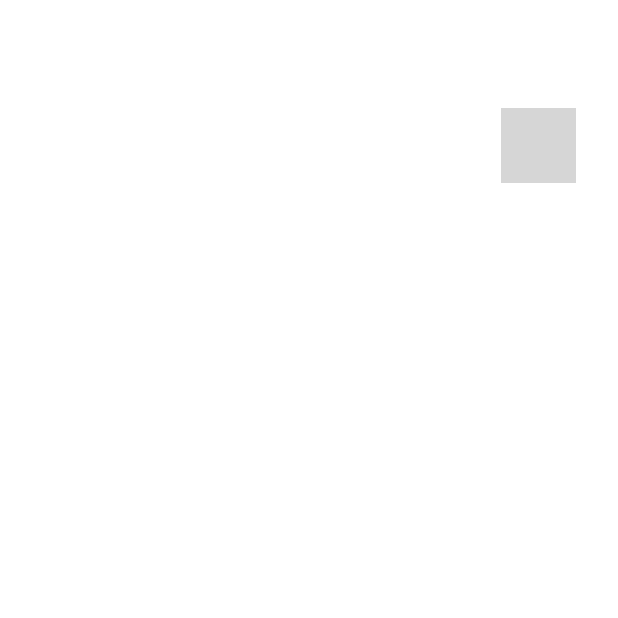
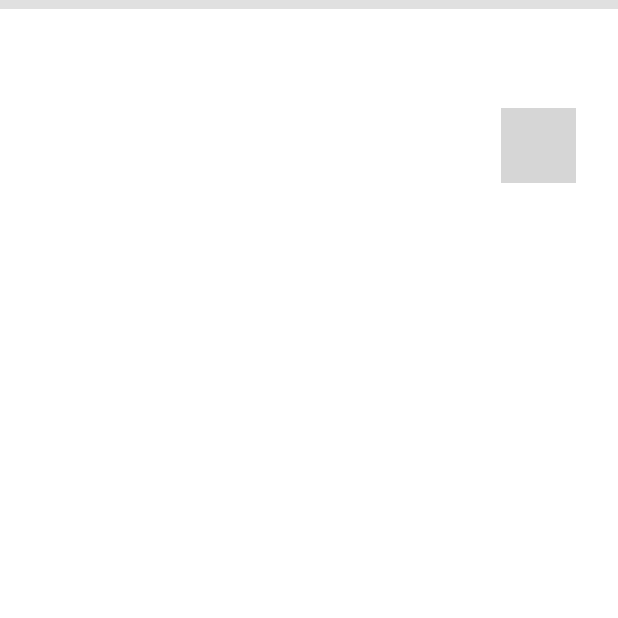
Before and after one commit to t-kimura1988/daiku-android, an Android app built with Jetpack Compose: the composable GoalFavoriteItem shown on its own in the app's theme, on a phone screen of 412 x 824 dp, the top half of it. Run offline under Robolectric (Android 15) with nearby library versions, the phone set to English and light mode, and no system bars; our stand-ins replace accompanist; pictures from the network do not load; 7 statements that could not run were skipped; grey boxes are pictures that could not be loaded.

Commit message:
レイアウトの微修正

```diff
--- a/account/src/main/java/com/goen/account/ui/comp/detail/AccountDetailGoalArchiveSearchItemCompose.kt
+++ b/account/src/main/java/com/goen/account/ui/comp/detail/AccountDetailGoalArchiveSearchItemCompose.kt
@@ -7,6 +7,7 @@ import androidx.compose.foundation.layout.Column
 import androidx.compose.foundation.layout.fillMaxWidth
 import androidx.compose.foundation.layout.padding
 import androidx.compose.foundation.shape.RoundedCornerShape
+import androidx.compose.material.Divider
 import androidx.compose.material.Surface
 import androidx.compose.material.Text
 import androidx.compose.runtime.Composable
@@ -73,4 +74,6 @@ fun AccountDetailGoalArchiveSearchItemCompose(
         }
     }
 
+    Divider(thickness = 6.dp)
+
 }
--- a/favorite/src/main/java/com/goen/favorite/ui/FavoriteMainPage.kt
+++ b/favorite/src/main/java/com/goen/favorite/ui/FavoriteMainPage.kt
@@ -5,6 +5,7 @@ import androidx.compose.foundation.clickable
 import androidx.compose.foundation.layout.*
 import androidx.compose.foundation.lazy.LazyColumn
 import androidx.compose.foundation.lazy.items
+import androidx.compose.material.Divider
 import androidx.compose.material.Scaffold
 import androidx.compose.material.Text
 import androidx.compose.material.TopAppBar
@@ -126,4 +127,5 @@ fun GoalFavoriteItem(
             )
         }
     }
+    Divider(thickness = 6.dp)
 }
```
